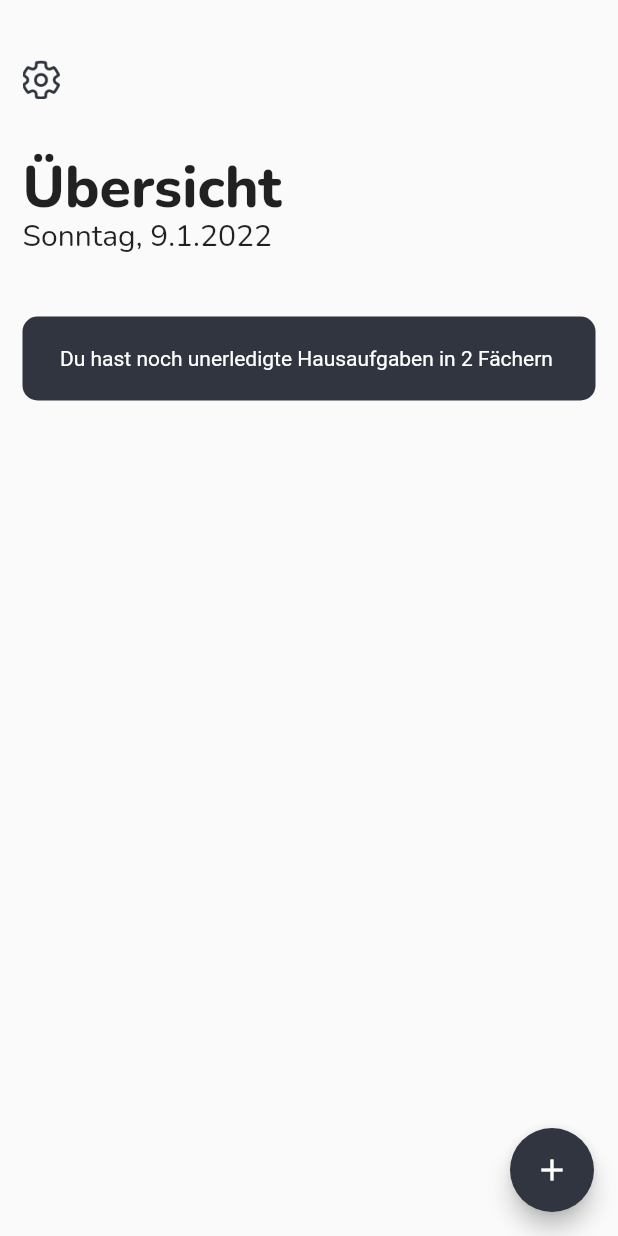
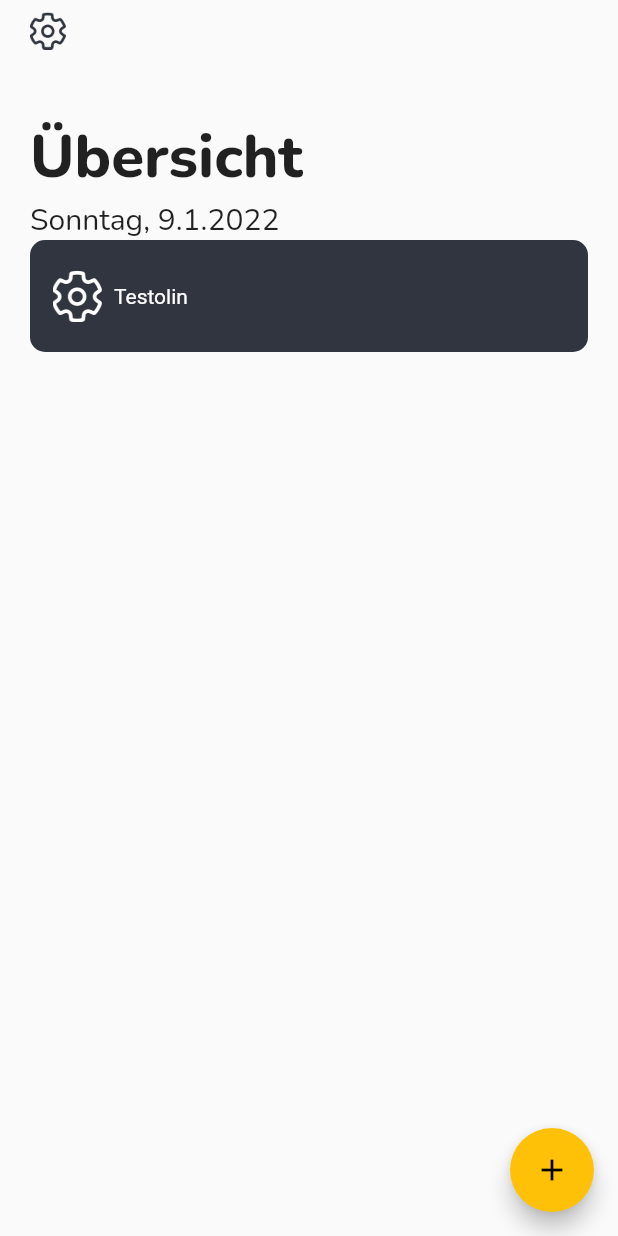
Before and after one commit to brainHausaufgaben/app, a Flutter app: the screen it shows after launch, after a tap on the "add" icon, on a phone screen of 412 x 824 dp. Run offline on Flutter 3.47's test engine with Material 2 defaults, Android fonts, the phone set to English and light mode, and no system bars.

Commit message:
warning_box.dart so gemacht das es angezeigt wird und das man text und icon im konstruktor machen kann und so :))))

```diff
--- a/lib/main.dart
+++ b/lib/main.dart
@@ -1,7 +1,6 @@
+import 'package:brain_app/warning_box.dart';
 import 'package:flutter/cupertino.dart';
 import 'package:flutter/material.dart';
-import 'page_template.dart';
-import 'utilities.dart';
 
 void main() {
   runApp(const MyApp());
@@ -15,9 +14,88 @@ class MyApp extends StatelessWidget {
     return MaterialApp(
       title: 'Brain Hausaufgabenheft',
       theme: ThemeData(
-        primarySwatch: createMaterialColor(AppTheme.mainColor),
+        primarySwatch: Colors.amber,
       ),
-      home: const HomePage(title: 'Brain App'),
+      home: const MyHomePage(title: 'Brain App'),
     );
   }
 }
+
+class MyHomePage extends StatefulWidget {
+  const MyHomePage({Key? key, required this.title}) : super(key: key);
+  final String title;
+
+  @override
+  State<MyHomePage> createState() => _MyHomePageState();
+}
+
+class _MyHomePageState extends State<MyHomePage> {
+  int _counter = 0;
+
+  void _incrementCounter() {
+    setState(() {
+      _counter++;
+    });
+  }
+
+  void _settings(){
+    print("settngs");
+  }
+
+  String getDateString(){
+
+    List weekDays = ["Montag", "Dienstag", "Mittwoch", "Donnerstag", "Freitag", "Samstag", "Sonntag"];
+
+    String day = DateTime.now().day.toString();
+    String month = DateTime.now().month.toString();
+    String year = DateTime.now().year.toString();
+
+    String weekDay =  weekDays[DateTime.now().weekday - 1];
+
+    return weekDay + ", " + day + "." + month + "." + year;
+  }
+
+  @override
+  Widget build(BuildContext context) {
+    return Scaffold(
+      body: Padding(
+        padding: const EdgeInsets.only(left: 20, right: 20),
+        child:Column(
+          crossAxisAlignment: CrossAxisAlignment.start,
+          children: <Widget>[
+            //Settings Button
+            IconButton(
+              alignment: Alignment.centerLeft,
+              padding: const EdgeInsets.only(left: 0,bottom: 45,top: 8,right: 0),
+              onPressed: _settings,
+              icon: Image.asset( 'icons/settingsButtonIcon.png'),
+              iconSize: 25,
+              splashRadius: 1,
+            ),
+            const Padding(
+                padding: EdgeInsets.only(left: 0,bottom: 0,top: 0,right: 0),
+                child: Text(
+                  "Übersicht",
+                  style: TextStyle(fontFamily: "Nunito",fontWeight: FontWeight.w800,fontSize:40 ),
+              ),
+            ),
+            Text(
+              getDateString(),
+              style: const TextStyle(fontFamily: "Nunito",fontWeight: FontWeight.w400,fontSize:20 ),
+            ),
+            WarningBox(
+              text: "Testolin",
+              iconIndex: 0,
+            )
+
+          ],
+        ),
+      ),
+      floatingActionButton: FloatingActionButton(
+        onPressed: _incrementCounter,
+        tooltip: 'add',
+        child: const Icon(Icons.add),
+      ),
+    );
+  }
+}
--- a/lib/warning_box.dart
+++ b/lib/warning_box.dart
@@ -2,7 +2,16 @@ import 'package:flutter/material.dart';
 import 'utilities.dart';
 
 class WarningBox extends StatelessWidget {
-  const WarningBox({Key? key}) : super(key: key);
+  String text = "empty";
+  var icons = {'icons/settingsButtonIcon.png', 'icons/settingsButtonIcon.png'};
+  int iconIndex = 0;
+
+   WarningBox({
+    Key? key,
+    required this.text,
+     required this.iconIndex,
+
+  }) : super(key: key);
 
   @override
   Widget build(BuildContext context) {
@@ -13,12 +22,17 @@ class WarningBox extends StatelessWidget {
             color: AppTheme.mainColor,
             borderRadius: AppTheme.borderRadius
         ),
-        padding: const EdgeInsets.symmetric(vertical: 20, horizontal: 25),
+        padding: const EdgeInsets.symmetric(vertical: 20, horizontal: 0),
         child: Row(
             children: [
+               Padding(
+                  padding: const EdgeInsets.only(left: 15,bottom: 0,top: 0,right: 8) ,
+                  child: Image.asset( icons.elementAt(iconIndex),scale: 3,color: AppTheme.mainTextColor),
+
+              ),
               Flexible(
                 child: Text(
-                  "Du hast noch unerledigte Hausaufgaben in 2 Fächern",
+                  text,
                   style: TextStyle(color: AppTheme.mainTextColor),
                 )
               )
```
